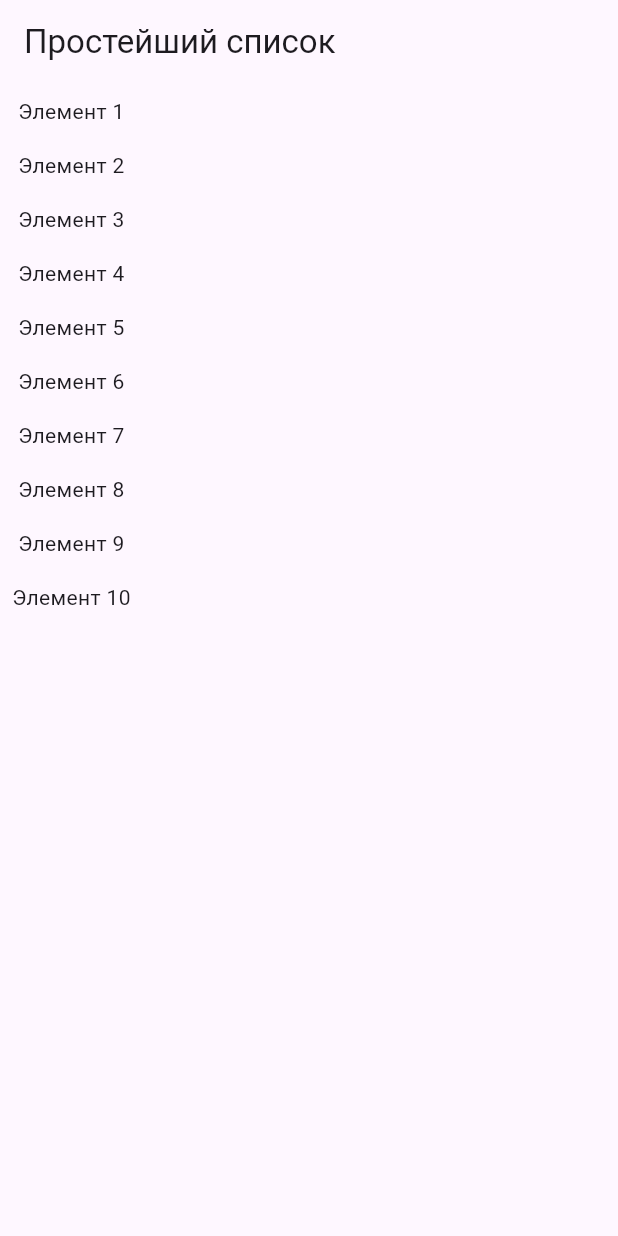
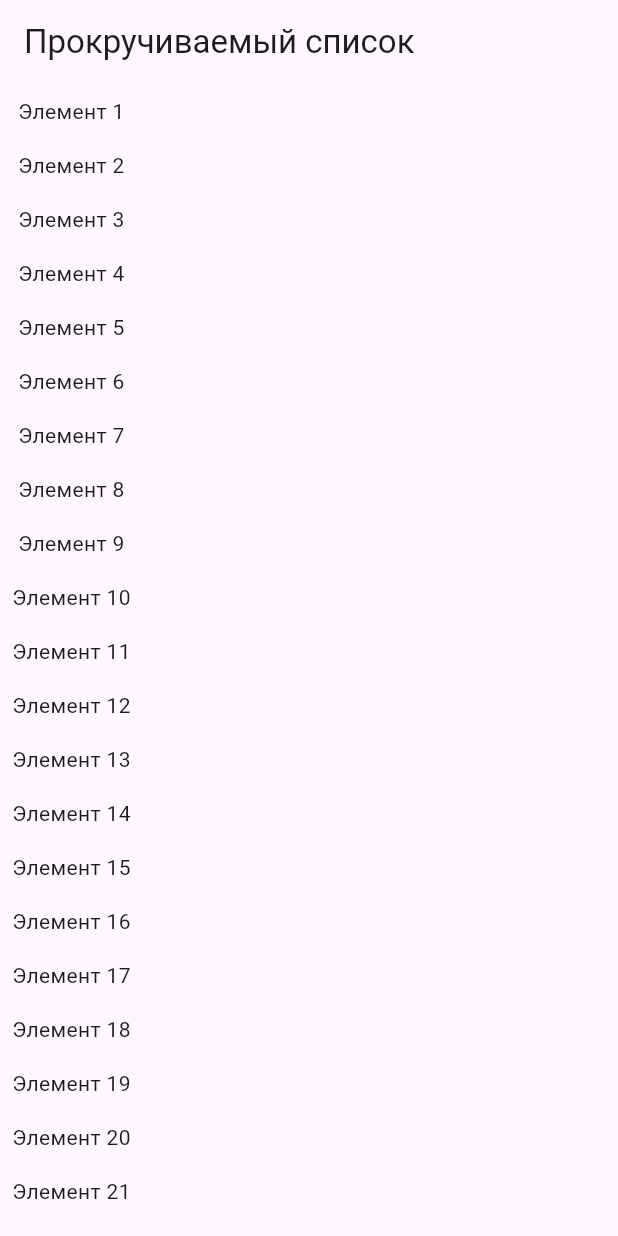
Before and after one commit to vostreex/prac_4, a Flutter app: the screen it shows after launch, on a phone screen of 412 x 824 dp. Run offline on Flutter 3.47's test engine with Material 3 defaults, Android fonts, the phone set to English and light mode, and no system bars.

Commit message:
realistaion of SingleChildScrollView

```diff
--- a/lib/main.dart
+++ b/lib/main.dart
@@ -10,7 +10,7 @@ class MyApp extends StatelessWidget {
   Widget build(BuildContext context) {
     return MaterialApp(
       home: Scaffold(
-        appBar: AppBar(title: Text('Простейший список')),
+        appBar: AppBar(title: Text('Прокручиваемый список')),
         body: MyList(),
       ),
     );
@@ -18,14 +18,17 @@ class MyApp extends StatelessWidget {
 }
 
 class MyList extends StatelessWidget {
-  final List<String> items = List.generate(10, (index) => 'Элемент ${index + 1}');
+  final List<String> items = List.generate(50, (index) => 'Элемент ${index + 1}');
+
   @override
   Widget build(BuildContext context) {
-    return Column(
-      children: items.map((item) => Padding(
-        padding: const EdgeInsets.all(8.0),
-        child: Text(item),
-      )).toList(),
+    return SingleChildScrollView(
+      child: Column(
+        children: items.map((item) => Padding(
+          padding: const EdgeInsets.all(8.0),
+          child: Text(item),
+        )).toList(),
+      ),
     );
   }
 }
```
